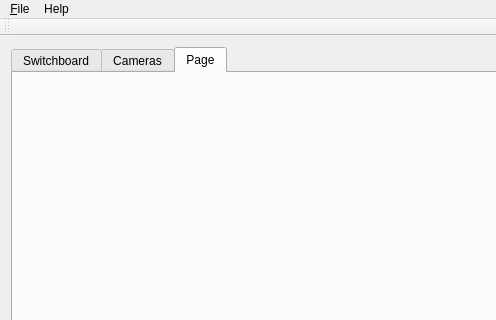
keigezellig/fruitHAP, file clientapps/SensorTest/mainwindow.ui: the form before one commit; both pictures show x 0 to 496 and y 0 to 320 of the 1196 by 663 pixel window.
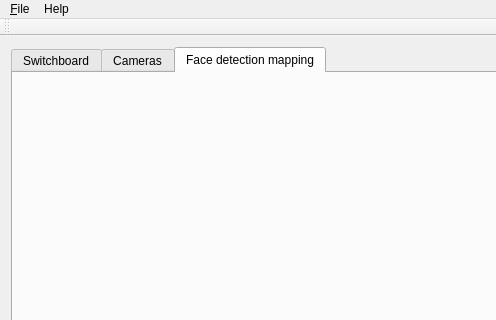
The form after the commit.

Commit message: Issue #42: Refactored configuration control to make it like a repository and made a start with a face detection config screen

What changed in the file:
```diff
--- a/clientapps/SensorTest/mainwindow.ui
+++ b/clientapps/SensorTest/mainwindow.ui
@@ -82,7 +82,7 @@
       </widget>
       <widget class="QWidget" name="tab_2">
        <attribute name="title">
-        <string>Page</string>
+        <string>Face detection mapping</string>
        </attribute>
       </widget>
      </widget>
```
Left out of the diff: 2 changed lines with no effect on the pictures. The commit also changes 10 other files.
